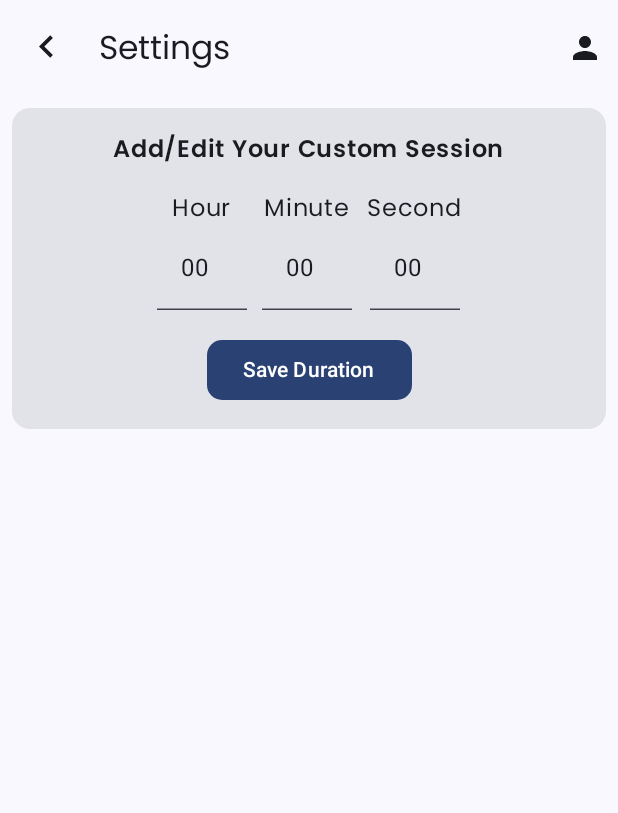
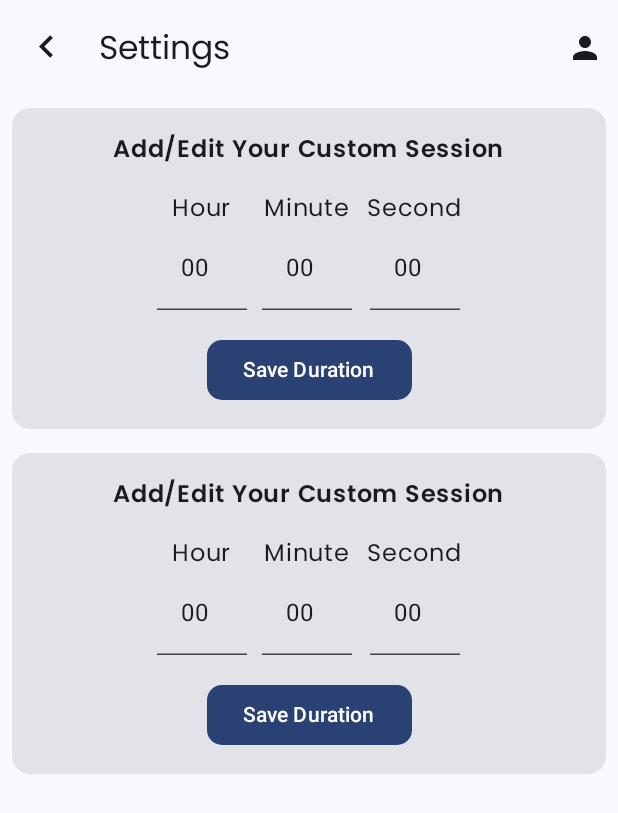
Before and after one commit to chiru-kiran/Bliss-Timer, an Android app built with Jetpack Compose: the TimerSettingsScreen screen opened through its navigation route, on a phone screen of 412 x 824 dp. Shown: the top 813 px of the screen. Run offline under Robolectric (Android 15) with nearby library versions, the light colour scheme and no system bars; our stand-ins replace Dagger/Hilt's generated code, Firebase (no records; nobody signed in at launch, a user with empty details on screens opened directly).

Commit message:
Commit 19

```diff
--- a/app/src/main/java/uk/ac/tees/mad/univid/presentation/ui/MeditationHistoryScreen.kt
+++ b/app/src/main/java/uk/ac/tees/mad/univid/presentation/ui/MeditationHistoryScreen.kt
@@ -23,6 +23,7 @@ import androidx.compose.material3.TopAppBar
 import androidx.compose.runtime.Composable
 import androidx.compose.ui.Alignment
 import androidx.compose.ui.Modifier
+import androidx.compose.ui.text.font.FontWeight
 import androidx.compose.ui.unit.dp
 import androidx.navigation.NavHostController
 import uk.ac.tees.mad.univid.presentation.AppViewModel
@@ -68,8 +69,9 @@ fun historyView(time: String, addingTime : String){
     Card(modifier = Modifier
         .fillMaxWidth()
         .padding(12.dp)) {
-        Column {
-            Text(text = "Your session time was : ${time}")
+        Column(modifier = Modifier.padding(8.dp)) {
+            Text(text = "Your session time was : ${time}", fontFamily = poppins,
+                fontWeight = FontWeight.SemiBold)
             Text(text = "Added on ${addingTime}")
         }
     }
--- a/app/src/main/java/uk/ac/tees/mad/univid/presentation/ui/TimerSettingsScreen.kt
+++ b/app/src/main/java/uk/ac/tees/mad/univid/presentation/ui/TimerSettingsScreen.kt
@@ -167,6 +167,94 @@ fun TimerSettingsScreen(viewModel: AppViewModel, navController: NavHostControlle
                 }
                 Spacer(modifier = Modifier.height(15.dp))
             }
+            Card(
+                modifier = Modifier
+                    .fillMaxWidth()
+                    .padding(8.dp)
+            ) {
+                Column(
+                    modifier = Modifier.fillMaxWidth(),
+                    horizontalAlignment = Alignment.CenterHorizontally
+                ) {
+                    Spacer(modifier = Modifier.height(15.dp))
+                    Text(
+                        text = "Add/Edit Your Custom Session",
+                        fontFamily = poppins,
+                        fontWeight = FontWeight.SemiBold
+                    )
+                    Spacer(modifier = Modifier.height(15.dp))
+                    Row {
+                        Column {
+                            Text(
+                                text = "Hour",
+                                fontFamily = poppins,
+                                modifier = Modifier.align(Alignment.CenterHorizontally)
+                            )
+                            TextField(
+                                value = hours,
+                                onValueChange = { hours = it },
+                                modifier = Modifier
+                                    .width(60.dp)
+                                    .align(Alignment.CenterHorizontally),
+                                keyboardOptions = KeyboardOptions.Default.copy(
+                                    keyboardType = KeyboardType.Number
+                                ),
+                                singleLine = true,
+                            )
+                        }
+                        Spacer(modifier = Modifier.width(10.dp))
+                        Column {
+                            Text(
+                                text = "Minute",
+                                fontFamily = poppins,
+                                modifier = Modifier.align(Alignment.CenterHorizontally)
+                            )
+                            TextField(
+                                value = minutes,
+                                onValueChange = { minutes = it },
+                                modifier = Modifier
+                                    .width(60.dp)
+                                    .align(Alignment.CenterHorizontally),
+                                keyboardOptions = KeyboardOptions.Default.copy(
+                                    keyboardType = KeyboardType.Number
+                                ),
+                                singleLine = true
+
+                            )
+                        }
+                        Spacer(modifier = Modifier.width(10.dp))
+                        Column {
+                            Text(
+                                text = "Second",
+                                fontFamily = poppins,
+                                modifier = Modifier.align(Alignment.CenterHorizontally)
+                            )
+                            TextField(
+                                value = seconds,
+                                onValueChange = { seconds = it },
+                                modifier = Modifier
+                                    .width(60.dp)
+                                    .align(Alignment.CenterHorizontally),
+                                keyboardOptions = KeyboardOptions.Default.copy(
+                                    keyboardType = KeyboardType.Number
+                                ),
+                                singleLine = true
+                            )
+                        }
+                    }
+                    Spacer(modifier = Modifier.height(16.dp))
+                    Button(
+                        onClick = {
+                            val duration = parseDuration(hours, minutes, seconds)
+                            saveDuration(context, "userDuration1", duration)
+                        },
+                        shape = RoundedCornerShape(10.dp)
+                    ) {
+                        Text("Save Duration")
+                    }
+                }
+                Spacer(modifier = Modifier.height(15.dp))
+            }
         }
     }
 }
```
